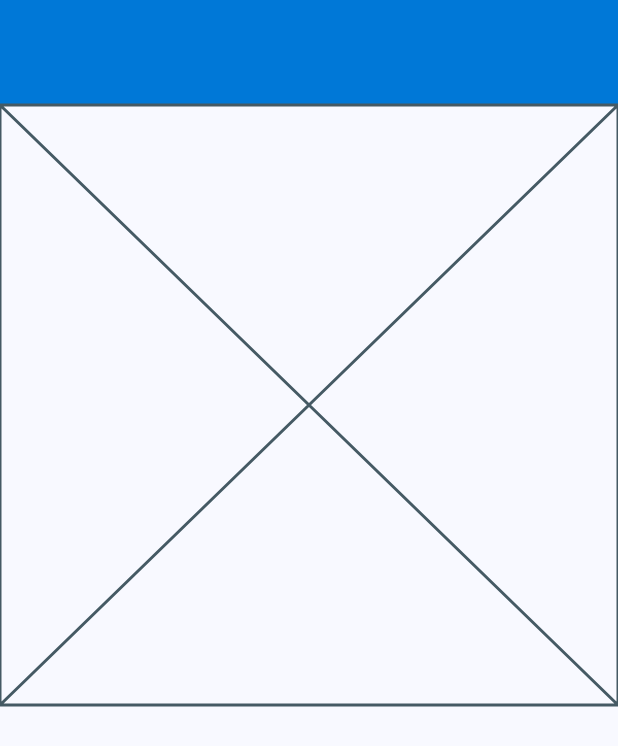
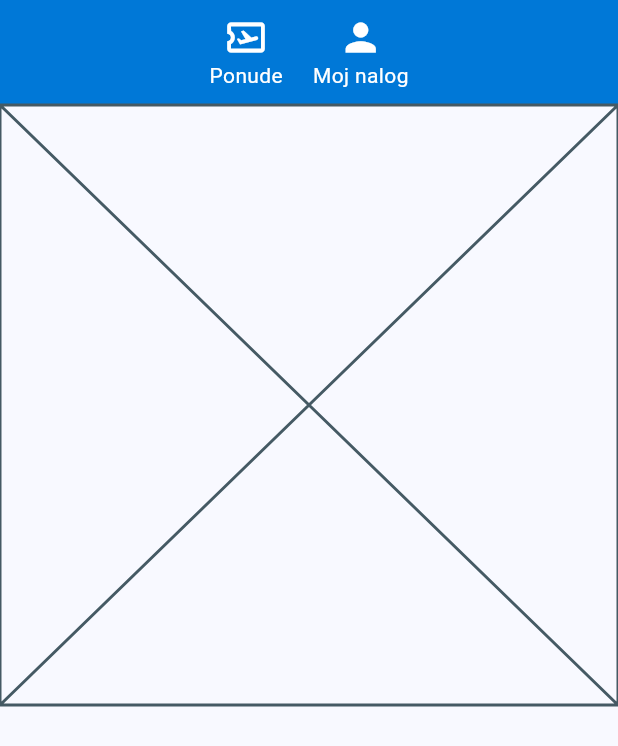
Before and after one commit to hamzabikic/eTouristAgency, a Flutter app: the MasterScreen screen opened directly, on a phone screen of 412 x 824 dp. Shown: the top 746 px of the screen. Run offline on Flutter 3.47's test engine with Material 3 defaults, Android fonts, the phone set to English and light mode, and no system bars; our stand-ins replace flutter_form_builder, form_builder_validators; accounts and stored records are empty.

Commit message:
6 - Implemented navbar for desktop app

```diff
--- a/Frontend/etouristagency_desktop/lib/config/auth_config.dart
+++ b/Frontend/etouristagency_desktop/lib/config/auth_config.dart
@@ -7,7 +7,7 @@ class AuthConfig {
   static String? password;
   static User? user;
 
-  static String getAuthorizationHeader(){
+  static String getAuthorizationHeader() {
     return "Basic ${base64Encode(utf8.encode("${username}:${password}"))}";
   }
 
@@ -17,7 +17,7 @@ class AuthConfig {
     user = null;
   }
 
-  static bool isAuthenticated(){
-    return user !=null;
+  static bool isAuthenticated() {
+    return user != null;
   }
 }
--- a/Frontend/etouristagency_desktop/lib/models/role/role.dart
+++ b/Frontend/etouristagency_desktop/lib/models/role/role.dart
@@ -4,7 +4,7 @@ class Role {
 
   Role(this.id, this.name);
 
-  factory Role.fromJson(Map<String, dynamic> json){
-       return Role(json["id"], json["name"]);
+  factory Role.fromJson(Map<String, dynamic> json) {
+    return Role(json["id"], json["name"]);
   }
 }
--- a/Frontend/etouristagency_desktop/lib/screens/master_screen.dart
+++ b/Frontend/etouristagency_desktop/lib/screens/master_screen.dart
@@ -1,3 +1,5 @@
+import 'package:etouristagency_desktop/config/auth_config.dart';
+import 'package:etouristagency_desktop/screens/login_screen.dart';
 import 'package:flutter/material.dart';
 
 class MasterScreen extends StatefulWidget {
@@ -12,15 +14,65 @@ class _MasterScreenState extends State<MasterScreen> {
   @override
   Widget build(BuildContext context) {
     return Scaffold(
-      body:Column(children: [
-        Container(color: Color.fromRGBO(0,120,215,1),
-        height:70,
-        child:Row(children: [
+      body: Column(
+        children: [
+          Container(
+            color: Color.fromRGBO(0, 120, 215, 1),
+            width: MediaQuery.of(context).size.width,
+            height: 70,
+            child: Center(
+              child: Row(
+                mainAxisSize: MainAxisSize.min,
+                children: [
+                  InkWell(
+                    onTap: () {},
+                    child: generateNavbarItem(
+                      Icons.airplane_ticket_outlined,
+                      "Ponude",
+                    ),
+                  ),
+                  SizedBox(width: 20),
+                  getProfileDropdown(),
+                ],
+              ),
+            ),
+          ),
+          Expanded(child: SingleChildScrollView(child: widget.body)),
+        ],
+      ),
+    );
+  }
 
-        ],)),
-        Expanded(
-          child: SingleChildScrollView(child: widget.body))
-      ],)
+  Widget getProfileDropdown() {
+    return PopupMenuButton(
+      offset: Offset(0, 65),
+      onSelected: (value) {
+        if (value == "logout") {
+          Navigator.of(context).pushReplacement(
+            MaterialPageRoute(builder: (context) => LoginScreen()),
+          );
+        }
+      },
+      child: generateNavbarItem(Icons.person, "Moj nalog"),
+      itemBuilder: (context) {
+        return [
+          PopupMenuItem<String>(value: 'profil', child: Text('Detalji')),
+          PopupMenuItem<String>(value: 'logout', child: Text('Odjavi se')),
+        ];
+      },
+    );
+  }
+
+  Widget generateNavbarItem(IconData icon, String text) {
+    return Column(
+      mainAxisAlignment: MainAxisAlignment.center,
+      children: [
+        Icon(icon, color: Colors.white, size: 30),
+        Text(
+          text,
+          style: TextStyle(color: Colors.white, fontWeight: FontWeight.w400),
+        ),
+      ],
     );
   }
 }
```
Also changed, not shown: Frontend/etouristagency_desktop/lib/models/user/user.dart (+28 -4 lines), Frontend/etouristagency_desktop/lib/providers/base_provider.dart (+16 -8 lines), Frontend/etouristagency_desktop/lib/providers/user_provider.dart (+13 -6 lines), Frontend/etouristagency_desktop/lib/screens/login_screen.dart (+59 -25 lines).
